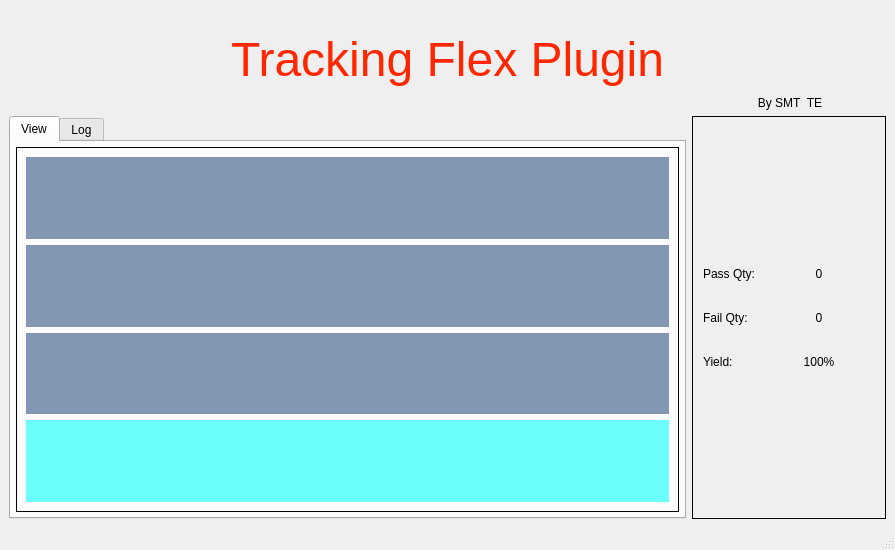
Before: the Qt Designer form GUI/UI/mainPanel_ui.ui in Faith-lyle/H29_Sorting, drawn with Qt 5.
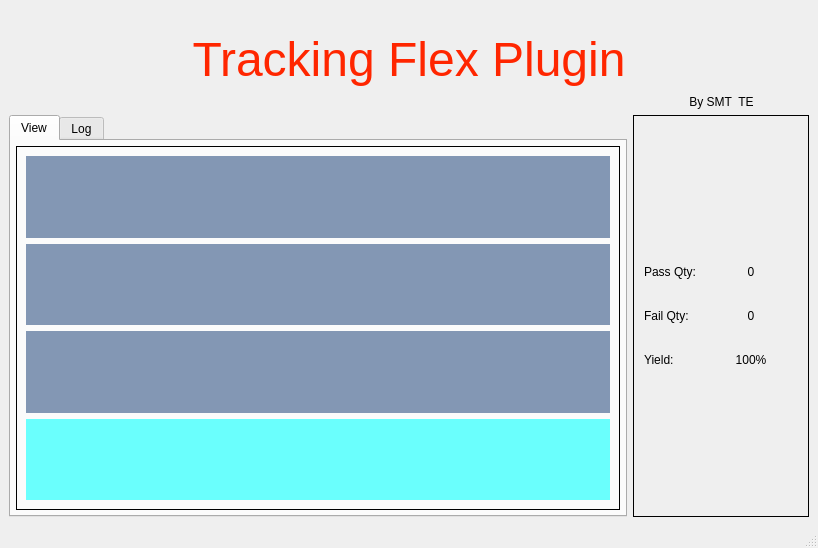
After: the same form once the commit is applied. The open tabs and pages were chosen to show the change. Icons and pictures are not drawn.

What changed in the file:
```diff
--- a/GUI/UI/mainPanel_ui.ui
+++ b/GUI/UI/mainPanel_ui.ui
@@ -6,8 +6,8 @@
    <rect>
     <x>0</x>
     <y>0</y>
-    <width>895</width>
-    <height>550</height>
+    <width>818</width>
+    <height>548</height>
    </rect>
   </property>
   <property name="windowTitle">
@@ -156,6 +156,9 @@
                <property name="text">
                 <string/>
                </property>
+               <property name="alignment">
+                <set>Qt::AlignCenter</set>
+               </property>
               </widget>
              </item>
              <item>
```
Left out of the diff: 4 changed lines with no effect on the pictures.
